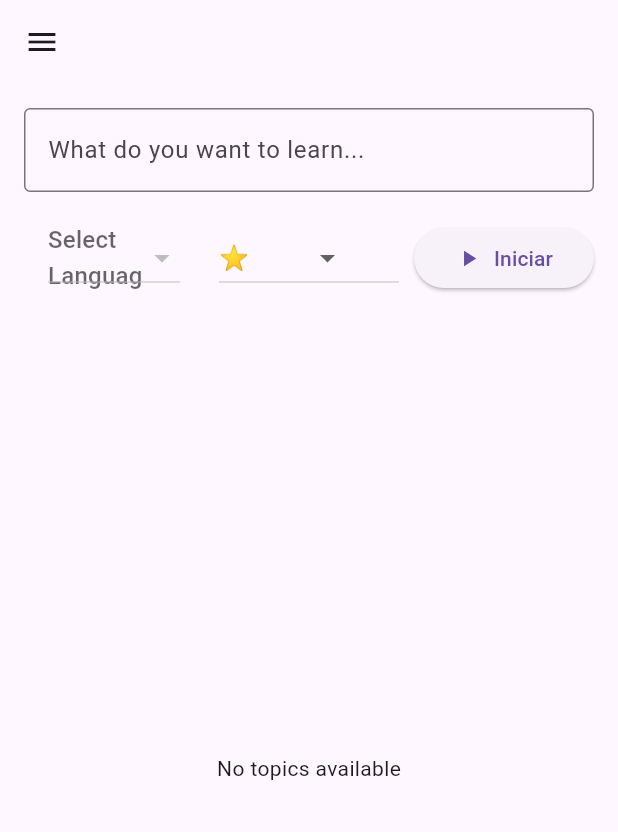
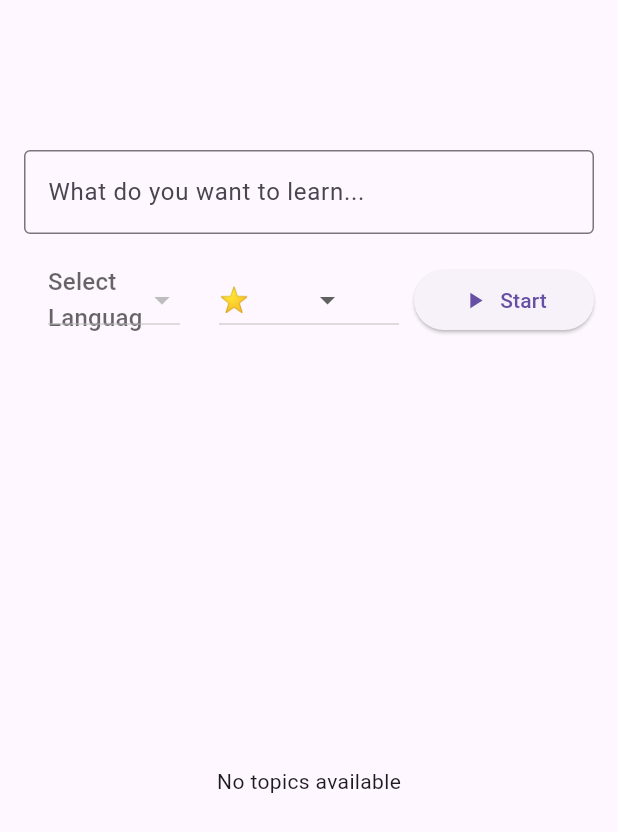
Before and after one commit to santigou/allo-gemini-contest-app, a Flutter app: the screen it shows after launch, on a phone screen of 412 x 824 dp. Shown: the top 832 px of the screen. Run offline on Flutter 3.47's test engine with Material 3 defaults, Android fonts, the phone set to English and light mode, and no system bars; our stand-ins replace flutter_tts, google_generative_ai, shared_preferences, sqflite; accounts and stored records are empty.

Commit message:
Feat: Text to speech, home view

```diff
--- a/lib/ui/pages/home/home.dart
+++ b/lib/ui/pages/home/home.dart
@@ -63,29 +63,9 @@ class _HomeState extends State<Home> {
   @override
   Widget build(BuildContext context) {
     return Scaffold(
-      appBar: AppBar(),
-      drawer: const Drawer(
-        child: Column(
-          children: [
-            UserAccountsDrawerHeader(
-              accountEmail: Text("danielsantiago@gmail.com"),
-              accountName: Text("Daniel Santiago"),
-              currentAccountPicture: Icon(Icons.person),
-            ),
-            ListTile(
-              leading: Icon(Icons.home),
-              title: Text("H O M E"),
-            ),
-            ListTile(
-              leading: Icon(Icons.settings),
-              title: Text("S E T T I N G S"),
-            ),
-          ],
-        ),
-      ),
       body: Center(
         child: Padding(
-          padding: const EdgeInsets.all(16.0),
+          padding: const EdgeInsets.only(top: 100, bottom: 16, left: 16, right: 16),
           child: Column(
             mainAxisAlignment: MainAxisAlignment.center,
             children: [
@@ -124,7 +104,7 @@ class _HomeState extends State<Home> {
                     child: ElevatedButton.icon(
                       onPressed: _callApi,
                       icon: const Icon(Icons.play_arrow),
-                      label: const Text('Iniciar'),
+                      label: const Text('Start'),
                       style: ElevatedButton.styleFrom(
                         padding: const EdgeInsets.symmetric(
                           horizontal: 10,
@@ -135,7 +115,7 @@ class _HomeState extends State<Home> {
                   ),
                 ],
               ),
-              const SizedBox(height: 20),
+              const SizedBox(height: 10),
               Expanded(
                 child: ValueListenableBuilder<int>(
                   valueListenable: languageNotifier,
```
Also changed, not shown: lib/ui/pages/chat/chat_screen.dart (+10 -1 lines), lib/ui/pages/home/widgets/topics_list.dart (+22 -9 lines), 2 other files.
